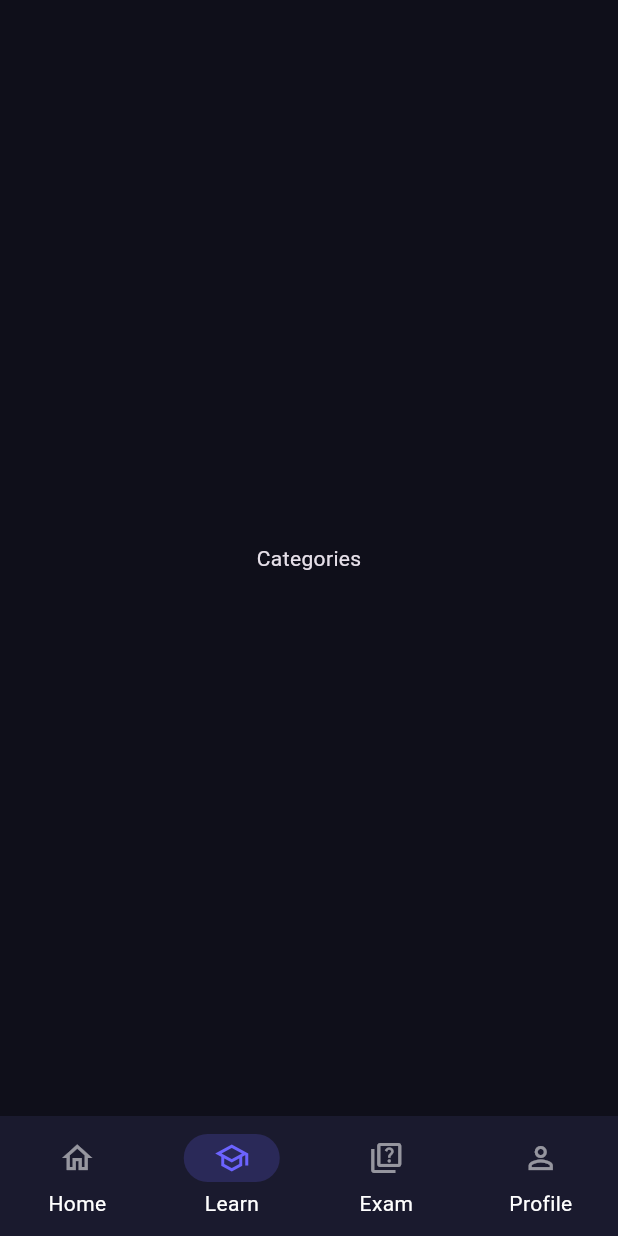
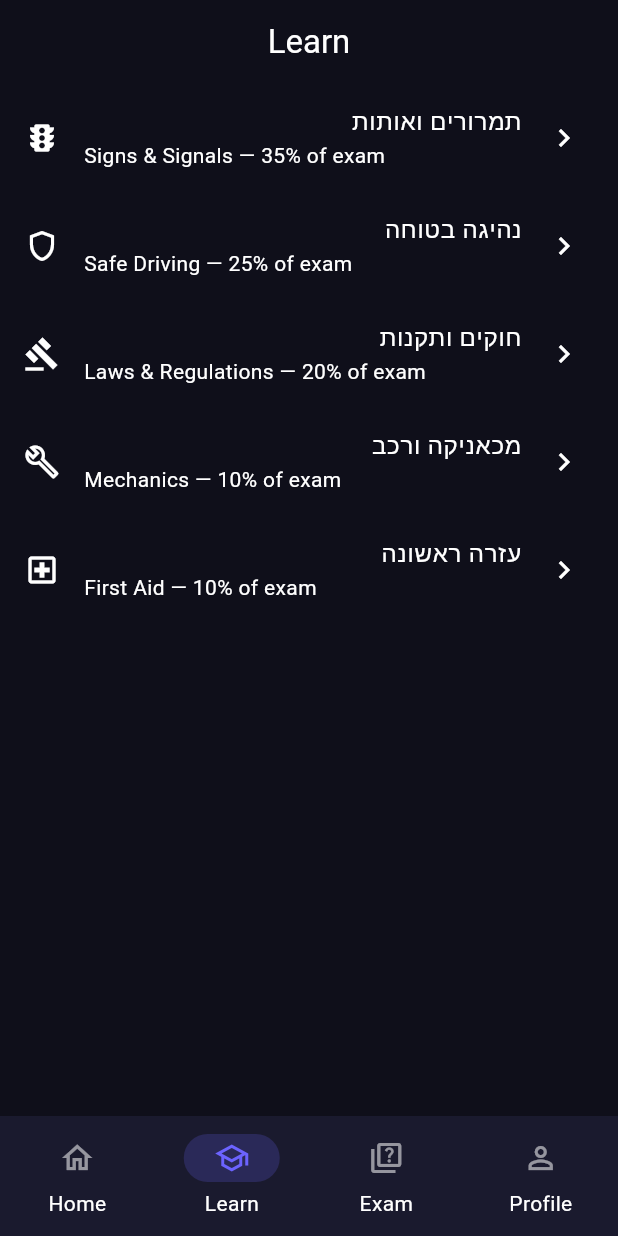
Before and after one commit to yotam11cohen/theory-trainer, a Flutter app: the screen it shows once a user with an empty profile is signed in, item 2 of the bottom bar chosen, on a phone screen of 412 x 824 dp. Run offline on Flutter 3.47's test engine with Material 3 defaults, Android fonts, the phone set to English and light mode, and no system bars; our stand-ins replace flutter_riverpod, go_router, google_fonts, hive, hive_flutter, supabase_flutter and 1 more; accounts and stored records are empty; Roboto replaces fonts that are missing (Heebo).

Commit message:
feat: implement category and lesson list screens

```diff
--- a/lib/features/learn/screens/category_list_screen.dart
+++ b/lib/features/learn/screens/category_list_screen.dart
@@ -1,9 +1,43 @@
 import 'package:flutter/material.dart';
+import 'package:go_router/go_router.dart';
+
+class _Category {
+  final String slug;
+  final String nameHe;
+  final String nameEn;
+  final double examWeight;
+  final IconData icon;
+  const _Category(this.slug, this.nameHe, this.nameEn, this.examWeight, this.icon);
+}
+
+const _categories = [
+  _Category('signs', 'תמרורים ואותות', 'Signs & Signals', 0.35, Icons.traffic),
+  _Category('safe_driving', 'נהיגה בטוחה', 'Safe Driving', 0.25, Icons.shield_outlined),
+  _Category('laws', 'חוקים ותקנות', 'Laws & Regulations', 0.20, Icons.gavel_outlined),
+  _Category('mechanics', 'מכאניקה ורכב', 'Mechanics', 0.10, Icons.build_outlined),
+  _Category('first_aid', 'עזרה ראשונה', 'First Aid', 0.10, Icons.local_hospital_outlined),
+];
 
 class CategoryListScreen extends StatelessWidget {
   const CategoryListScreen({super.key});
 
   @override
-  Widget build(BuildContext context) =>
-      const Scaffold(body: Center(child: Text('Categories')));
+  Widget build(BuildContext context) {
+    return Scaffold(
+      appBar: AppBar(title: const Text('Learn')),
+      body: ListView(
+        children: _categories
+            .map((cat) => ListTile(
+                  leading: Icon(cat.icon),
+                  title: Text(cat.nameHe,
+                      textDirection: TextDirection.rtl),
+                  subtitle: Text(
+                      '${cat.nameEn} — ${(cat.examWeight * 100).round()}% of exam'),
+                  trailing: const Icon(Icons.chevron_right),
+                  onTap: () => context.push('/app/learn/${cat.slug}'),
+                ))
+            .toList(),
+      ),
+    );
+  }
 }
```
Also changed, not shown: lib/features/learn/screens/lesson_list_screen.dart (+42 -3 lines), 1 other file.
